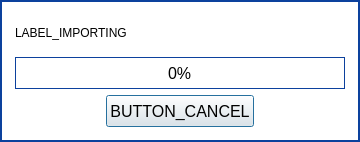
Qt form parsec/core/gui/forms/loading_dialog.ui (Scille/parsec-cloud) before a commit.
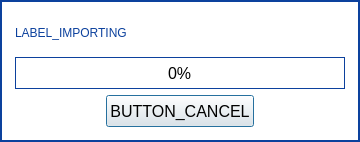
The same form after that commit. Custom widgets are drawn as their Qt base class.

Commit message: [GUI] Fixed dialogs CSS

```diff
--- a/parsec/core/gui/forms/loading_dialog.ui
+++ b/parsec/core/gui/forms/loading_dialog.ui
@@ -13,6 +13,12 @@
   <property name="windowTitle">
    <string>Dialog</string>
   </property>
+  <property name="styleSheet">
+   <string notr="true">QLabel
+{
+color: rgb(12, 65, 157);
+}</string>
+  </property>
   <property name="modal">
    <bool>true</bool>
   </property>
```
The commit also changes 6 other files.
